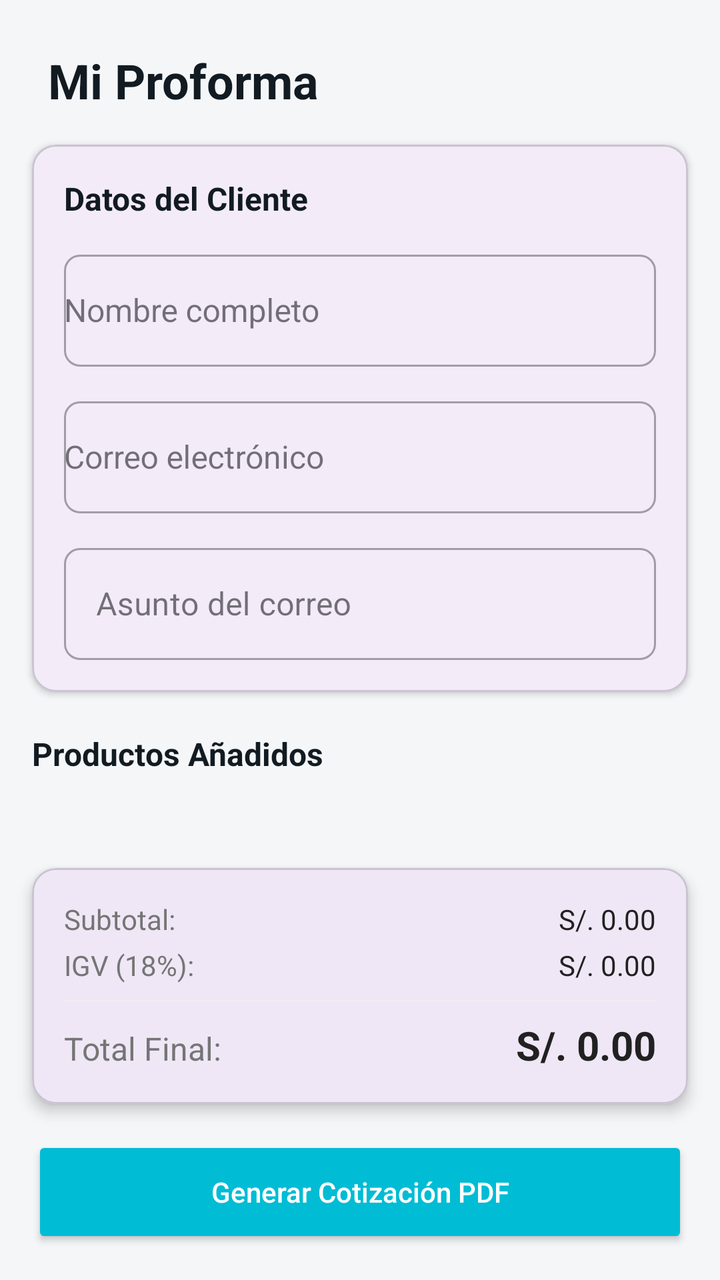
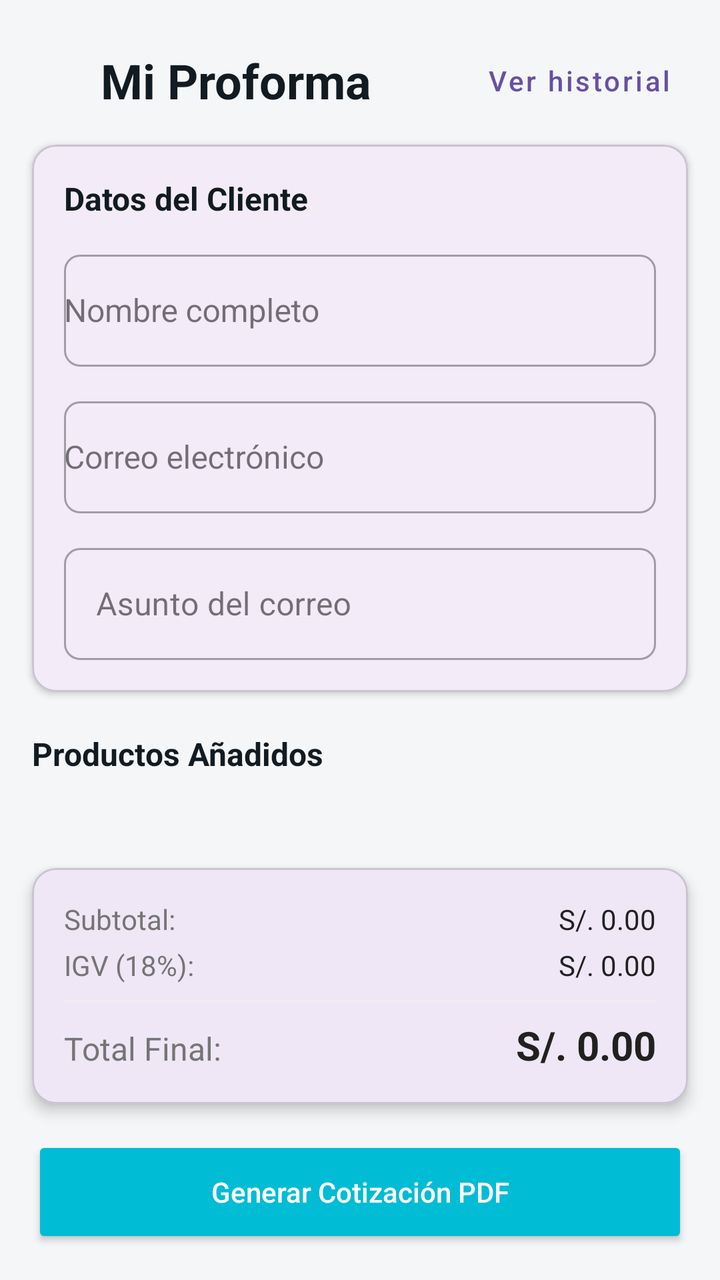

Two renders of the same Android screen: before a commit and after it. Below are the layout's source before the change and the commit's diff.
<!-- AndroidManifest.xml: application theme Theme.Protrack -->
<!-- res/layout/fragment_proforma.xml -->
<?xml version="1.0" encoding="utf-8"?>
<androidx.constraintlayout.widget.ConstraintLayout xmlns:android="http://schemas.android.com/apk/res/android"
    xmlns:app="http://schemas.android.com/apk/res-auto"
    xmlns:tools="http://schemas.android.com/tools"
    android:layout_width="match_parent"
    android:layout_height="match_parent"
    android:background="#F5F6F8">

    <TextView
        android:id="@+id/tvTitle"
        android:layout_width="wrap_content"
        android:layout_height="wrap_content"
        android:layout_margin="24dp"
        android:text="Mi Proforma"
        android:textColor="#121B22"
        android:textSize="24sp"
        android:textStyle="bold"
        app:layout_constraintStart_toStartOf="parent"
        app:layout_constraintTop_toTopOf="parent" />

    <com.google.android.material.card.MaterialCardView
        android:id="@+id/cardCliente"
        android:layout_width="match_parent"
        android:layout_height="wrap_content"
        android:layout_marginHorizontal="16dp"
        android:layout_marginTop="16dp"
        app:cardCornerRadius="12dp"
        app:cardElevation="2dp"
        app:layout_constraintTop_toBottomOf="@id/tvTitle">

        <LinearLayout
            android:layout_width="match_parent"
            android:layout_height="wrap_content"
            android:orientation="vertical"
            android:padding="16dp">

            <TextView
                android:layout_width="wrap_content"
                android:layout_height="wrap_content"
                android:text="Datos del Cliente"
                android:textColor="#121B22"
                android:textSize="16sp"
                android:textStyle="bold"
                android:layout_marginBottom="12dp"/>

            <com.google.android.material.textfield.TextInputLayout
                android:id="@+id/tilNombre"
                style="@style/Widget.MaterialComponents.TextInputLayout.OutlinedBox"
                android:layout_width="match_parent"
                android:layout_height="wrap_content"
                android:hint="Nombre completo"
                app:boxCornerRadiusBottomEnd="8dp"
                app:boxCornerRadiusBottomStart="8dp"
                app:boxCornerRadiusTopEnd="8dp"
                app:boxCornerRadiusTopStart="8dp">

                <com.google.android.material.textfield.MaterialAutoCompleteTextView
                    android:id="@+id/etNombreCliente"
                    android:layout_width="match_parent"
                    android:layout_height="wrap_content"
                    android:inputType="textPersonName"
                    android:completionThreshold="1"
                    android:paddingVertical="16dp"
                    android:textSize="16sp"
                    android:minHeight="56dp"/>
            </com.google.android.material.textfield.TextInputLayout>

            <com.google.android.material.textfield.TextInputLayout
                android:id="@+id/tilCorreo"
                style="@style/Widget.MaterialComponents.TextInputLayout.OutlinedBox"
                android:layout_width="match_parent"
                android:layout_height="wrap_content"
                android:layout_marginTop="12dp"
                android:hint="Correo electrónico"
                app:boxCornerRadiusBottomEnd="8dp"
                app:boxCornerRadiusBottomStart="8dp"
                app:boxCornerRadiusTopEnd="8dp"
                app:boxCornerRadiusTopStart="8dp">


                <com.google.android.material.textfield.MaterialAutoCompleteTextView
                    android:id="@+id/etCorreoCliente"
                    android:layout_width="match_parent"
                    android:layout_height="wrap_content"
                    android:inputType="textEmailAddress"
                    android:completionThreshold="1"
                    android:paddingVertical="16dp"
                    android:textSize="16sp"
                    android:minHeight="56dp"/>
            </com.google.android.material.textfield.TextInputLayout>

            <com.google.android.material.textfield.TextInputLayout
                android:id="@+id/tilAsunto"
                style="@style/Widget.MaterialComponents.TextInputLayout.OutlinedBox"
                android:layout_width="match_parent"
                android:layout_height="wrap_content"
                android:layout_marginTop="12dp"
                android:hint="Asunto del correo"
                app:boxCornerRadiusBottomEnd="8dp"
                app:boxCornerRadiusBottomStart="8dp"
                app:boxCornerRadiusTopEnd="8dp"
                app:boxCornerRadiusTopStart="8dp">

                <com.google.android.material.textfield.TextInputEditText
                    android:id="@+id/etAsuntoCorreo"
                    android:layout_width="match_parent"
                    android:layout_height="wrap_content"
                    android:inputType="text"
                    android:paddingVertical="16dp"
                    android:textSize="16sp"
                    android:minHeight="56dp" />
            </com.google.android.material.textfield.TextInputLayout>

        </LinearLayout>
    </com.google.android.material.card.MaterialCardView>

    <TextView
        android:id="@+id/tvLabelProductos"
        android:layout_width="wrap_content"
        android:layout_height="wrap_content"
        android:layout_marginStart="16dp"
        android:layout_marginTop="20dp"
        android:text="Productos Añadidos"
        android:textColor="#121B22"
        android:textSize="16sp"
        android:textStyle="bold"
        app:layout_constraintStart_toStartOf="parent"
        app:layout_constraintTop_toBottomOf="@id/cardCliente" />

    <androidx.recyclerview.widget.RecyclerView
        android:id="@+id/rvProformaItems"
        android:layout_width="match_parent"
        android:layout_height="0dp"
        android:layout_marginTop="8dp"
        app:layout_constraintBottom_toTopOf="@id/cardTotal"
        app:layout_constraintTop_toBottomOf="@id/tvLabelProductos" />

    <com.google.android.material.card.MaterialCardView
        android:id="@+id/cardTotal"
        android:layout_width="match_parent"
        android:layout_height="wrap_content"
        android:layout_margin="16dp"
        app:cardCornerRadius="12dp"
        app:cardElevation="4dp"
        app:layout_constraintBottom_toTopOf="@id/btnGenerarCotizacion">

        <LinearLayout
            android:layout_width="match_parent"
            android:layout_height="wrap_content"
            android:orientation="vertical"
            android:padding="16dp">

            <LinearLayout
                android:layout_width="match_parent"
                android:layout_height="wrap_content"
                android:orientation="horizontal">

                <TextView
                    android:layout_width="0dp"
                    android:layout_height="wrap_content"
                    android:layout_weight="1"
                    android:text="Subtotal:"
                    android:textColor="#757575"
                    android:textSize="14sp" />

                <TextView
                    android:id="@+id/tvSubtotal"
                    android:layout_width="wrap_content"
                    android:layout_height="wrap_content"
                    android:text="S/. 0.00"
                    android:textColor="#212121"
                    android:textSize="14sp" />
            </LinearLayout>

            <LinearLayout
                android:layout_width="match_parent"
                android:layout_height="wrap_content"
                android:layout_marginTop="4dp"
                android:orientation="horizontal">

                <TextView
                    android:layout_width="0dp"
                    android:layout_height="wrap_content"
                    android:layout_weight="1"
                    android:text="IGV (18%):"
                    android:textColor="#757575"
                    android:textSize="14sp" />

                <TextView
                    android:id="@+id/tvIGV"
                    android:layout_width="wrap_content"
                    android:layout_height="wrap_content"
                    android:text="S/. 0.00"
                    android:textColor="#212121"
                    android:textSize="14sp" />
            </LinearLayout>

            <View
                android:layout_width="match_parent"
                android:layout_height="1dp"
                android:layout_marginVertical="8dp"
                android:background="#EEEEEE" />

            <LinearLayout
                android:layout_width="match_parent"
                android:layout_height="wrap_content"
                android:orientation="horizontal">

                <TextView
                    android:layout_width="0dp"
                    android:layout_height="wrap_content"
                    android:layout_weight="1"
                    android:text="Total Final:"
                    android:textColor="#757575"
                    android:textSize="16sp" />

                <TextView
                    android:id="@+id/tvTotalProforma"
                    android:layout_width="wrap_content"
                    android:layout_height="wrap_content"
                    android:text="S/. 0.00"
                    android:textColor="#212121"
                    android:textSize="20sp"
                    android:textStyle="bold" />
            </LinearLayout>
        </LinearLayout>
    </com.google.android.material.card.MaterialCardView>

    <Button
        android:id="@+id/btnGenerarCotizacion"
        android:layout_width="match_parent"
        android:layout_height="56dp"
        android:layout_marginHorizontal="16dp"
        android:layout_marginBottom="16dp"
        android:text="Generar Cotización PDF"
        android:textAllCaps="false"
        android:textColor="#FFFFFF"
        android:backgroundTint="#00BCD4"
        app:cornerRadius="12dp"
        app:layout_constraintBottom_toBottomOf="parent" />

    <TextView
        android:id="@+id/tvEmptyState"
        android:layout_width="wrap_content"
        android:layout_height="wrap_content"
        android:text="No hay productos en la proforma"
        android:textColor="#757575"
        android:visibility="gone"
        app:layout_constraintBottom_toBottomOf="parent"
        app:layout_constraintEnd_toEndOf="parent"
        app:layout_constraintStart_toStartOf="parent"
        app:layout_constraintTop_toTopOf="parent" />

</androidx.constraintlayout.widget.ConstraintLayout>
<!-- resources referenced by this layout -->
<resources>
  <style name="Theme.Protrack" parent="Base.Theme.Protrack" />
  <style name="Base.Theme.Protrack" parent="Theme.Material3.DayNight.NoActionBar">
          
          
      </style>
</resources>

<!-- the commit's change to res/layout/fragment_proforma.xml (unified diff, before → after) -->
@@ -15,8 +15,21 @@
         android:textColor="#121B22"
         android:textSize="24sp"
         android:textStyle="bold"
+        app:layout_constraintEnd_toStartOf="@id/btnVerHistorial"
         app:layout_constraintStart_toStartOf="parent"
         app:layout_constraintTop_toTopOf="parent" />
+
+    <Button
+        android:id="@+id/btnVerHistorial"
+        style="@style/Widget.MaterialComponents.Button.TextButton"
+        android:layout_width="wrap_content"
+        android:layout_height="wrap_content"
+        android:layout_marginEnd="16dp"
+        android:text="@string/ver_historial"
+        android:textAllCaps="false"
+        app:layout_constraintBottom_toBottomOf="@id/tvTitle"
+        app:layout_constraintEnd_toEndOf="parent"
+        app:layout_constraintTop_toTopOf="@id/tvTitle" />
 
     <com.google.android.material.card.MaterialCardView
         android:id="@+id/cardCliente"
@@ -246,9 +259,9 @@
         android:text="No hay productos en la proforma"
         android:textColor="#757575"
         android:visibility="gone"
-        app:layout_constraintBottom_toBottomOf="parent"
+        app:layout_constraintBottom_toTopOf="@id/cardTotal"
         app:layout_constraintEnd_toEndOf="parent"
         app:layout_constraintStart_toStartOf="parent"
-        app:layout_constraintTop_toTopOf="parent" />
+        app:layout_constraintTop_toBottomOf="@id/tvLabelProductos" />
 
 </androidx.constraintlayout.widget.ConstraintLayout>
<!-- resource entries referenced after the edit -->
@@ -1,5 +1,6 @@
 <!-- resources referenced by this layout -->
 <resources>
+  <string name="ver_historial">Ver historial</string>
   <style name="Theme.Protrack" parent="Base.Theme.Protrack" />
   <style name="Base.Theme.Protrack" parent="Theme.Material3.DayNight.NoActionBar">
           
